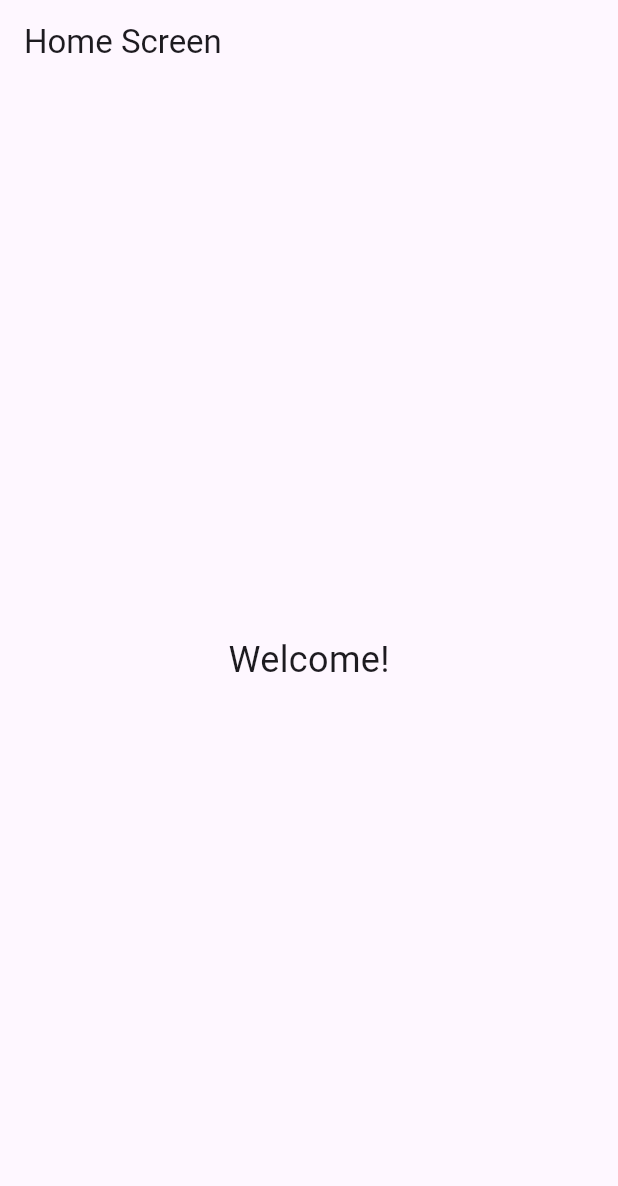
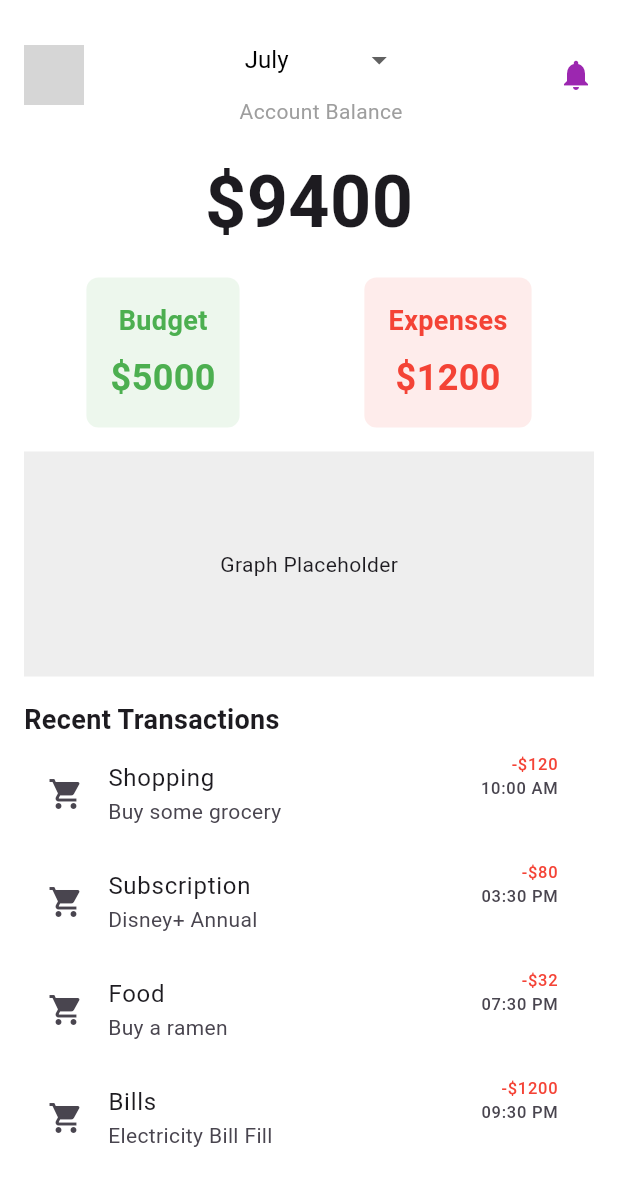
Before and after one commit to ChamanSharmaReet1988/ExpenseTracker, a Flutter app: the HomeScreen screen opened directly, on a phone screen of 412 x 824 dp. Shown: the top 1186 px of the screen. Run offline on Flutter 3.47's test engine with Material 3 defaults, Android fonts, the phone set to English and light mode, and no system bars; our stand-ins replace carousel_slider, firebase_auth, firebase_core, pin_code_fields, shared_preferences, smooth_page_indicator; accounts and stored records are empty; network calls fail; grey boxes are pictures that could not be loaded.

Commit message:
Created Home screen and tab bar screen

```diff
--- a/lib/HomeScreen/home_screen.dart
+++ b/lib/HomeScreen/home_screen.dart
@@ -1,20 +1,154 @@
 import 'package:flutter/material.dart';
+import 'package:intl/intl.dart';
 
-class HomeScreen extends StatelessWidget {
+void main() {
+  runApp(const HomeScreen());
+}
+
+class HomeScreen extends StatefulWidget {
   const HomeScreen({super.key});
+
+  @override
+  // ignore: library_private_types_in_public_api
+  _HomeScreenState createState() => _HomeScreenState();
+}
+
+class _HomeScreenState extends State<HomeScreen> {
+  final List<String> months = [
+    'January', 'February', 'March', 'April', 'May', 'June',
+    'July', 'August', 'September', 'October', 'November', 'December'
+  ];
+  late String selectedMonth;
+
+  final List<Map<String, String>> transactions = [
+    {"type": "Shopping", "description": "Buy some grocery", "amount": "-\$120", "time": "10:00 AM"},
+    {"type": "Subscription", "description": "Disney+ Annual", "amount": "-\$80", "time": "03:30 PM"},
+    {"type": "Food", "description": "Buy a ramen", "amount": "-\$32", "time": "07:30 PM"},
+    {"type": "Bills", "description": "Electricity Bill Fill", "amount": "-\$1200", "time": "09:30 PM"}
+  ];
+
+  @override
+  void initState() {
+    super.initState();
+    // Set the selectedMonth to the current month
+    selectedMonth = DateFormat('MMMM').format(DateTime.now());
+  }
 
   @override
   Widget build(BuildContext context) {
     return Scaffold(
-      appBar: AppBar(
-        title: const Text('Home Screen'),
-      ),
-      body: const Center(
-        child: Text(
-          'Welcome!',
-          style: TextStyle(fontSize: 24),
+      backgroundColor: Colors.white,
+      body: SafeArea(
+        child: Padding(
+          padding: const EdgeInsets.all(16.0),
+          child: Column(
+            children: [
+              Row(
+              mainAxisAlignment: MainAxisAlignment.spaceBetween,
+                children: [
+                  const CircleAvatar(
+                    backgroundImage: NetworkImage('https://via.placeholder.com/150'), // Replace with actual image URL
+                  ),
+                  Column(
+                    children: [
+                      DropdownButtonHideUnderline(
+                        child: DropdownButton<String>(
+                        value: selectedMonth,
+                        icon: const Icon(Icons.arrow_drop_down_sharp),
+                        iconSize: 24,
+                        elevation: 16,
+                        style: const TextStyle(fontSize: 16, fontWeight: FontWeight.normal, color: Colors.black),
+                        underline: Container(
+                          height: 2,
+                          color: Colors.deepPurpleAccent,
+                        ),
+                        onChanged: (String? newValue) {
+                          setState(() {
+                            selectedMonth = newValue!;
+                          });
+                        },
+                        items: months.map<DropdownMenuItem<String>>((String value) {
+                          return DropdownMenuItem<String>(
+                            value: value,
+                            child: Center(
+                              child: Text(value, textAlign: TextAlign.center,),
+                            )
+
+                          );
+                        }).toList(),
+                      ),
+                  ),
+                      const Text('Account Balance', style: TextStyle(color: Colors.grey)),
+                    ],
+                  ),
+                  const Icon(Icons.notifications, color: Colors.purple),
+                ],
+              ),
+              const SizedBox(height: 16),
+              const Text('\$9400', style: TextStyle(fontSize: 48, fontWeight: FontWeight.bold)),
+              const SizedBox(height: 16),
+              Row(
+                mainAxisAlignment: MainAxisAlignment.spaceAround,
+                children: [
+                  _buildIncomeExpenseCard('Budget', '\$5000', Colors.green),
+                  _buildIncomeExpenseCard('Expenses', '\$1200', Colors.red),
+                ],
+              ),
+              const SizedBox(height: 16),
+              Container(
+                height: 150,
+                color: Colors.grey[200], // Placeholder for the graph
+                child: const Center(child: Text('Graph Placeholder')),
+              ),
+              const SizedBox(height: 16),
+              Expanded(
+                child: Column(
+                  crossAxisAlignment: CrossAxisAlignment.start,
+                  children: [
+                    const Text('Recent Transactions', style: TextStyle(fontSize: 18, fontWeight: FontWeight.bold)),
+                    Expanded(
+                      child: ListView.builder(
+                        itemCount: transactions.length,
+                        itemBuilder: (context, index) {
+                          return ListTile(
+                            leading: const Icon(Icons.shopping_cart),
+                            title: Text(transactions[index]['type']!),
+                            subtitle: Text(transactions[index]['description']!),
+                            trailing: Column(
+                              crossAxisAlignment: CrossAxisAlignment.end,
+                              children: [
+                                Text(transactions[index]['amount']!, style: const TextStyle(color: Colors.red)),
+                                Text(transactions[index]['time']!),
+                              ],
+                            ),
+                          );
+                        },
+                      ),
+                    ),
+                  ],
+                ),
+              ),
+            ],
+          ),
         ),
       ),
     );
   }
+
+  Widget _buildIncomeExpenseCard(String title, String amount, Color color) {
+    return Container(
+      padding: EdgeInsets.all(16),
+      decoration: BoxDecoration(
+        color: color.withOpacity(0.1),
+        borderRadius: BorderRadius.circular(8),
+      ),
+      child: Column(
+        children: [
+          Text(title, style: TextStyle(color: color, fontSize: 18, fontWeight: FontWeight.bold)),
+          SizedBox(height: 8),
+          Text(amount, style: TextStyle(color: color, fontSize: 24, fontWeight: FontWeight.bold)),
+        ],
+      ),
+    );
+  }
 }
--- a/lib/LoginScreen/login_screen.dart
+++ b/lib/LoginScreen/login_screen.dart
@@ -47,6 +47,7 @@ class _LoginScreenState extends State<LoginScreen> {
         isLoading = false;
         SharedPreferences prefs = await SharedPreferences.getInstance();
         await prefs.setBool('isLoggedIn', true);
+        await prefs.setBool('isLoggedInFirst', true);
         setState(() {
           Navigator.push(
             context,
--- /dev/null
+++ b/lib/TabBarScreen/tab_bar_screen.dart
@@ -0,0 +1,41 @@
+import 'package:flutter/material.dart';
+import 'package:expense_tracker/HomeScreen/home_screen.dart';
+
+class TabBarScreen extends StatelessWidget {
+  const TabBarScreen({super.key});
+
+  @override
+  Widget build(BuildContext context) {
+    return DefaultTabController(
+      length: 4,
+      initialIndex: 0,
+      child: Scaffold(
+        appBar: AppBar(
+        ),
+        body: const TabBarView(
+          children: [
+            HomeScreen(),
+            Center(child: Text('Search Tab')),
+            Center(child: Text('Transaction Tab')),
+            Center(child: Text('Profile Tab')),
+          ],
+        ),
+        bottomNavigationBar: const TabBar(
+          tabs: [
+            Tab(icon: Icon(Icons.home), text: 'Home'),
+            Tab(icon: Icon(Icons.search), text: 'Transaction'),
+            Tab(icon: Icon(Icons.notifications), text: 'Budget'),
+            Tab(icon: Icon(Icons.account_circle), text: 'Profile'),
+          ],
+        ),
+        floatingActionButton: FloatingActionButton(
+          onPressed: () {
+
+          },
+          child: const Icon(Icons.add),
+        ),
+        floatingActionButtonLocation: FloatingActionButtonLocation.centerDocked,
+      ),
+    );
+  }
+}
--- a/lib/Utility/preferences_helper.dart
+++ b/lib/Utility/preferences_helper.dart
@@ -32,6 +32,11 @@ class PreferencesHelper {
     _prefs.setBool('isLoggedIn', value ?? false);
   }
 
+  bool? get isLoggedInFirst => _prefs.getBool('isLoggedInFirst');
+  set isLoggedInFirst(bool? value) {
+    _prefs.setBool('isLoggedInFirst', value ?? false);
+  }
+
   // Method to remove all preferences
   Future<void> clear() async {
     await _prefs.clear();
--- a/lib/main.dart
+++ b/lib/main.dart
@@ -1,4 +1,4 @@
-import 'package:expense_tracker/OtpScreen/welcome_screen.dart';
+import 'package:expense_tracker/TabBarScreen/tab_bar_screen.dart';
 import 'package:flutter/material.dart';
 import 'package:firebase_core/firebase_core.dart';
 import 'package:expense_tracker/LoginScreen/login_view.dart';
@@ -19,6 +19,11 @@ class MyApp extends StatelessWidget {
   Future<bool> checkLogin() async {
   SharedPreferences prefs = await SharedPreferences.getInstance();
   return prefs.getBool('isLoggedIn') ?? false;
+}
+
+Future<bool> checkLoginFirstorNot() async {
+  SharedPreferences prefs = await SharedPreferences.getInstance();
+  return prefs.getBool('isLoggedInFirst') ?? false;
 }
 
   // This widget is the root of your application.
@@ -43,7 +48,7 @@ class MyApp extends StatelessWidget {
             );
           } else {
             bool isLoggedIn = snapshot.data ?? false;
-            return isLoggedIn ? WelcomeScreen() : LoginPage();
+            return isLoggedIn ? const TabBarScreen() : const LoginPage();
           }
         },
       ),
--- a/pubspec.yaml
+++ b/pubspec.yaml
@@ -32,6 +32,7 @@ dependencies:
     sdk: flutter
   carousel_slider: ^4.0.0
   smooth_page_indicator: ^1.0.0
+  intl: ^0.17.0
 
 
 
```
Also changed, not shown: pubspec.lock.
